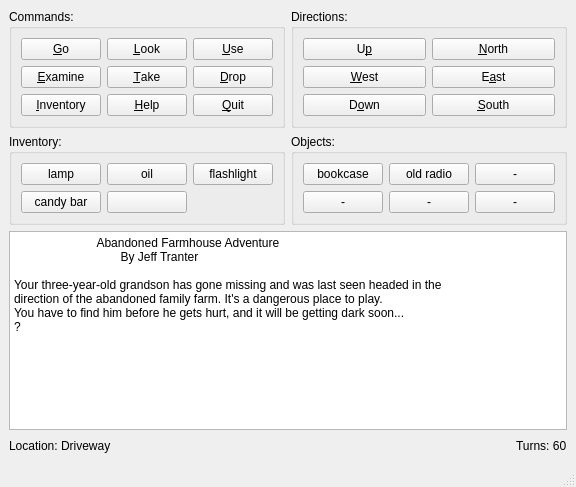
First picture: the form in adventure/qt/widget/mainwindow.ui, repository jefftranter/raspberrypi, before the edit.
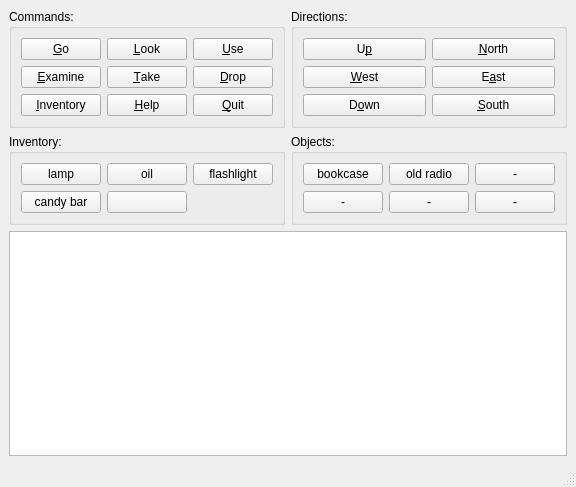
Second picture: the form after the edit.

Diff of the .ui file:
```diff
--- a/adventure/qt/widget/mainwindow.ui
+++ b/adventure/qt/widget/mainwindow.ui
@@ -254,51 +254,10 @@
        <string>Text</string>
       </property>
       <property name="html">
-       <string>&lt;!DOCTYPE HTML PUBLIC &quot;-//W3C//DTD HTML 4.0//EN&quot; &quot;http://www.w3.org/TR/REC-html40/strict.dtd&quot;&gt;
-&lt;html&gt;&lt;head&gt;&lt;meta name=&quot;qrichtext&quot; content=&quot;1&quot; /&gt;&lt;title&gt;Text&lt;/title&gt;&lt;style type=&quot;text/css&quot;&gt;
-p, li { white-space: pre-wrap; }
-&lt;/style&gt;&lt;/head&gt;&lt;body style=&quot; font-family:'Ubuntu'; font-size:9pt; font-weight:400; font-style:normal;&quot;&gt;
-&lt;p style=&quot; margin-top:0px; margin-bottom:0px; margin-left:0px; margin-right:0px; -qt-block-indent:0; text-indent:0px;&quot;&gt;&lt;span style=&quot; font-family:'Sans Serif';&quot;&gt;                         Abandoned Farmhouse Adventure&lt;/span&gt;&lt;/p&gt;
-&lt;p style=&quot; margin-top:0px; margin-bottom:0px; margin-left:0px; margin-right:0px; -qt-block-indent:0; text-indent:0px;&quot;&gt;&lt;span style=&quot; font-family:'Sans Serif';&quot;&gt;                                By Jeff Tranter&lt;/span&gt;&lt;/p&gt;
-&lt;p style=&quot;-qt-paragraph-type:empty; margin-top:0px; margin-bottom:0px; margin-left:0px; margin-right:0px; -qt-block-indent:0; text-indent:0px; font-family:'Sans Serif';&quot;&gt;&lt;br /&gt;&lt;/p&gt;
-&lt;p style=&quot; margin-top:0px; margin-bottom:0px; margin-left:0px; margin-right:0px; -qt-block-indent:0; text-indent:0px;&quot;&gt;&lt;span style=&quot; font-family:'Sans Serif';&quot;&gt;Your three-year-old grandson has gone missing and was last seen headed in the&lt;/span&gt;&lt;/p&gt;
-&lt;p style=&quot; margin-top:0px; margin-bottom:0px; margin-left:0px; margin-right:0px; -qt-block-indent:0; text-indent:0px;&quot;&gt;&lt;span style=&quot; font-family:'Sans Serif';&quot;&gt;direction of the abandoned family farm. It's a dangerous place to play.&lt;/span&gt;&lt;/p&gt;
-&lt;p style=&quot; margin-top:0px; margin-bottom:0px; margin-left:0px; margin-right:0px; -qt-block-indent:0; text-indent:0px;&quot;&gt;&lt;span style=&quot; font-family:'Sans Serif';&quot;&gt;You have to find him before he gets hurt, and it will be getting dark soon...&lt;/span&gt;&lt;/p&gt;
-&lt;p style=&quot; margin-top:0px; margin-bottom:0px; margin-left:0px; margin-right:0px; -qt-block-indent:0; text-indent:0px;&quot;&gt;&lt;span style=&quot; font-family:'Sans Serif';&quot;&gt;? &lt;/span&gt;&lt;/p&gt;&lt;/body&gt;&lt;/html&gt;</string>
+       <string></string>
       </property>
      </widget>
     </item>
-    <item>
-     <layout class="QHBoxLayout" name="horizontalLayout">
-      <item>
-       <widget class="QLabel" name="locationLabel">
-        <property name="text">
-         <string>Location: Driveway</string>
-        </property>
-       </widget>
-      </item>
-      <item>
-       <spacer name="horizontalSpacer">
-        <property name="orientation">
-         <enum>Qt::Horizontal</enum>
-        </property>
-        <property name="sizeHint" stdset="0">
-         <size>
-          <width>40</width>
-          <height>20</height>
-         </size>
-        </property>
-       </spacer>
-      </item>
-      <item>
-       <widget class="QLabel" name="turnsLabel">
-        <property name="text">
-         <string>Turns: 60</string>
-        </property>
-       </widget>
-      </item>
-     </layout>
-    </item>
    </layout>
    <zorder>textEdit</zorder>
    <zorder>inventoryGroupBox</zorder>
```
Left out of the diff: 36 changed lines with no effect on the pictures.
